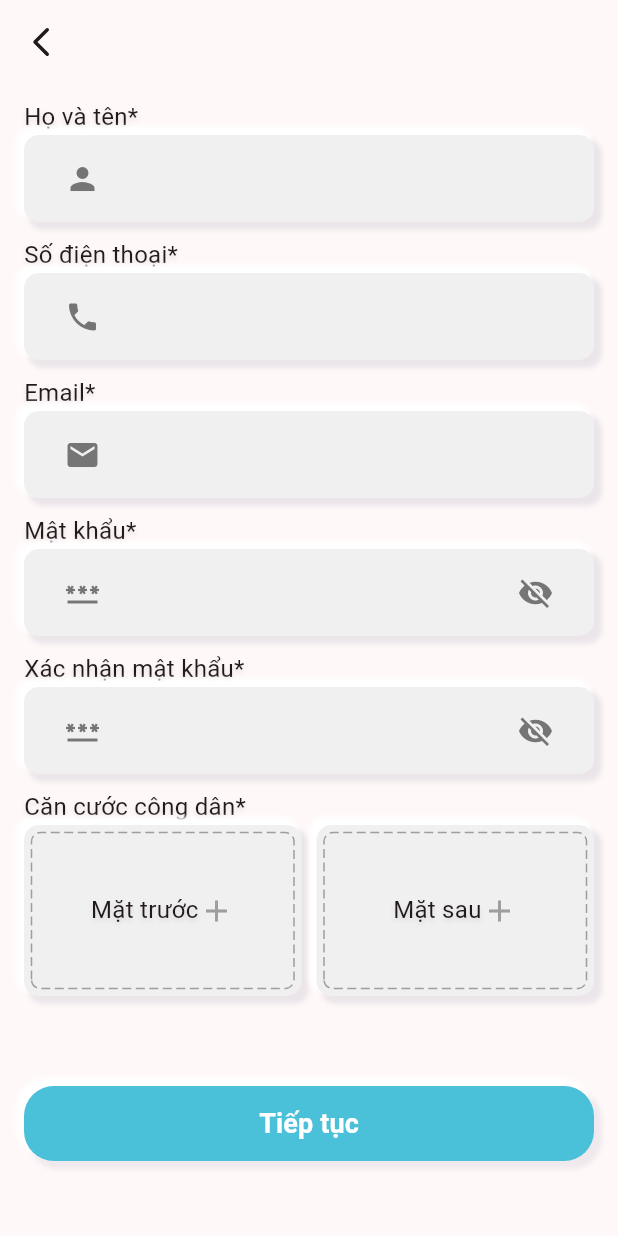
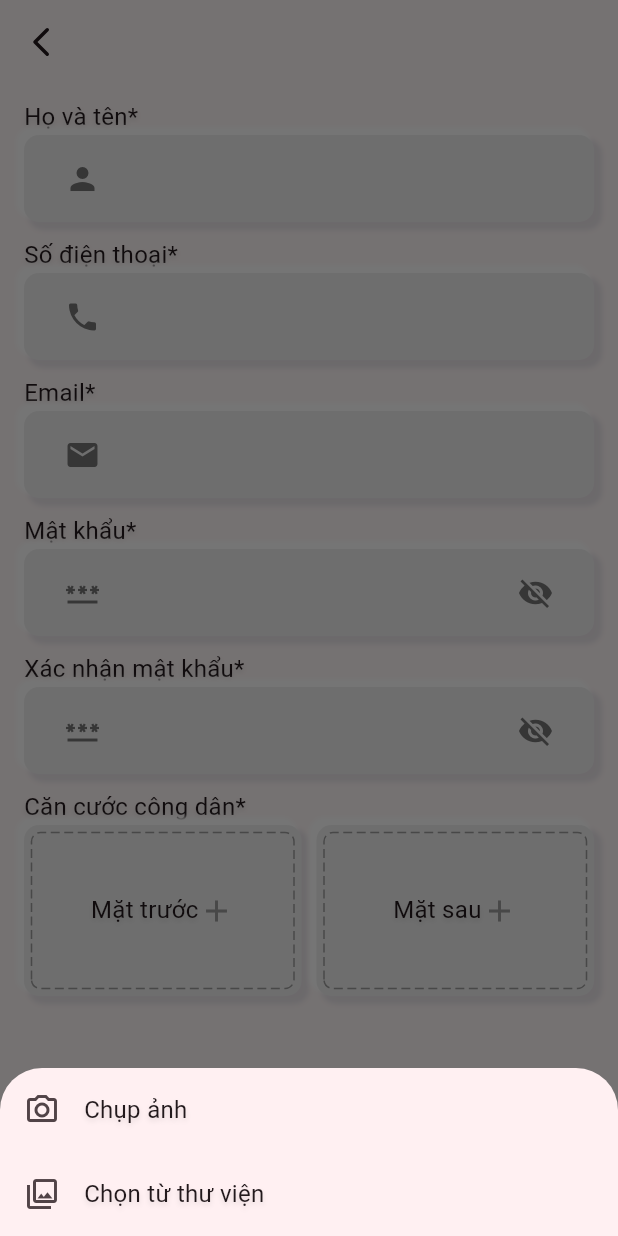
Before and after one commit to phuckk05/SmartDine_Fontend, a Flutter app: the ScreenInformationSignup screen opened directly, after a tap on "Mặt trước", on a phone screen of 412 x 824 dp. Run offline on Flutter 3.47's test engine with Material 3 defaults, Android fonts, the phone set to English and light mode, and no system bars; drawn by our look-alikes of dotted_border; our stand-ins replace connectivity_plus, dropdown_button2, email_validator, fluentui_system_icons, flutter_riverpod, google_fonts and 3 more; missing offline and left inert: bcrypt, dart:ffi, mailer; accounts and stored records are empty; network calls fail.

Commit message:
Lưu các thay đổi

```diff
--- a/fontend/smart_dine/lib/features/signup/screen_information_signup.dart
+++ b/fontend/smart_dine/lib/features/signup/screen_information_signup.dart
@@ -284,6 +284,7 @@ class _ScreenInformationState extends ConsumerState<ScreenInformationSignup> {
     AutoDisposeStateProvider<File?> image,
     AutoDisposeStateProvider<String?> imageUrl,
     BuildContext context,
+    ImageSource source,
   ) async {
     final hasInternet = ref.read(internetProvider);
     if (!hasInternet) {
@@ -292,7 +293,7 @@ class _ScreenInformationState extends ConsumerState<ScreenInformationSignup> {
       //Khia báo
       final ImagePicker picker = ImagePicker();
       //Lấy ảnh
-      final pickedFile = await picker.pickImage(source: ImageSource.gallery);
+      final pickedFile = await picker.pickImage(source: source);
       if (pickedFile != null) {
         final changeImage = File(pickedFile.path);
         if (!mounted) return;
@@ -315,6 +316,43 @@ class _ScreenInformationState extends ConsumerState<ScreenInformationSignup> {
           }
         }
       }
+    }
+  }
+
+  Future<void> _selectImageSource(
+    AutoDisposeStateProvider<File?> image,
+    AutoDisposeStateProvider<String?> imageUrl,
+    BuildContext context,
+  ) async {
+    final ImageSource? source = await showModalBottomSheet<ImageSource>(
+      context: context,
+      builder: (BuildContext bottomSheetContext) {
+        return SafeArea(
+          child: Column(
+            mainAxisSize: MainAxisSize.min,
+            children: [
+              ListTile(
+                leading: const Icon(Icons.camera_alt_outlined),
+                title: Text('Chụp ảnh', style: Style.fontContent),
+                onTap: () {
+                  Navigator.of(bottomSheetContext).pop(ImageSource.camera);
+                },
+              ),
+              ListTile(
+                leading: const Icon(Icons.photo_library_outlined),
+                title: Text('Chọn từ thư viện', style: Style.fontContent),
+                onTap: () {
+                  Navigator.of(bottomSheetContext).pop(ImageSource.gallery);
+                },
+              ),
+            ],
+          ),
+        );
+      },
+    );
+
+    if (source != null) {
+      await _getCCCDImage(image, imageUrl, context, source);
     }
   }
 
@@ -558,7 +596,7 @@ class _ScreenInformationState extends ConsumerState<ScreenInformationSignup> {
             padding: const EdgeInsets.symmetric(horizontal: 0),
             child: InkWell(
               onTap: () {
-                _getCCCDImage(
+                _selectImageSource(
                   _fontImageProvider,
                   _fontImageUrlProvider,
                   context,
@@ -627,7 +665,7 @@ class _ScreenInformationState extends ConsumerState<ScreenInformationSignup> {
             padding: const EdgeInsets.symmetric(horizontal: 0),
             child: InkWell(
               onTap: () {
-                _getCCCDImage(
+                _selectImageSource(
                   _backImageProvider,
                   _backImageUrlProvider,
                   context,
```
